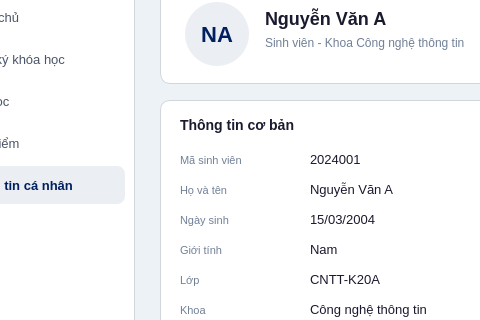
Qt form frontend/ui/profile.ui (abcxyzawe/BaiTapLonPy) before a commit; both pictures show x 95 to 575 and y 88 to 408 of the 1100 by 700 pixel window.
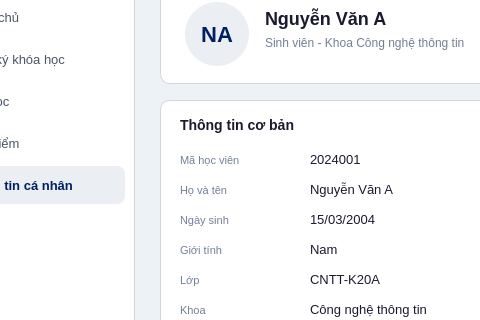
The same form after that commit.

Commit message:
fix: doi 'sinh vien'/'SV' -> 'hoc vien'/'HV' o cac trang UI
Trung tam ngoai khoa goi nguoi hoc la 'hoc vien', khong phai 'sinh vien'.
Da sua o 8 file UI: tieu de trang, button, placeholder, label notification.

- Quan ly sinh vien -> Quan ly hoc vien
- Them sinh vien / Danh sach sinh vien -> hoc vien
- placeholder 'Tim theo ten hoac ma SV' -> 'ma HV'
- Login: 'Nhap ma sinh vien' -> 'Nhap ma hoc vien hoac ten dang nhap'
- Notification text

The edit to the form file:
```diff
--- a/frontend/ui/profile.ui
+++ b/frontend/ui/profile.ui
@@ -94,7 +94,7 @@
     </widget>
 
     <!-- Ma SV -->
-    <widget class="QLabel" name="lbl01"><property name="geometry"><rect><x>20</x><y>52</y><width>120</width><height>16</height></rect></property><property name="styleSheet"><string notr="true">color: #718096; font-size: 11px; background: transparent;</string></property><property name="text"><string>Mã sinh viên</string></property></widget>
+    <widget class="QLabel" name="lbl01"><property name="geometry"><rect><x>20</x><y>52</y><width>120</width><height>16</height></rect></property><property name="styleSheet"><string notr="true">color: #718096; font-size: 11px; background: transparent;</string></property><property name="text"><string>Mã học viên</string></property></widget>
     <widget class="QLabel" name="valMaSV"><property name="geometry"><rect><x>150</x><y>50</y><width>230</width><height>18</height></rect></property><property name="styleSheet"><string notr="true">color: #1a1a2e; font-size: 13px; background: transparent;</string></property><property name="text"><string>2024001</string></property></widget>
 
     <!-- Ho ten -->
```
The commit also changes 7 other files.
